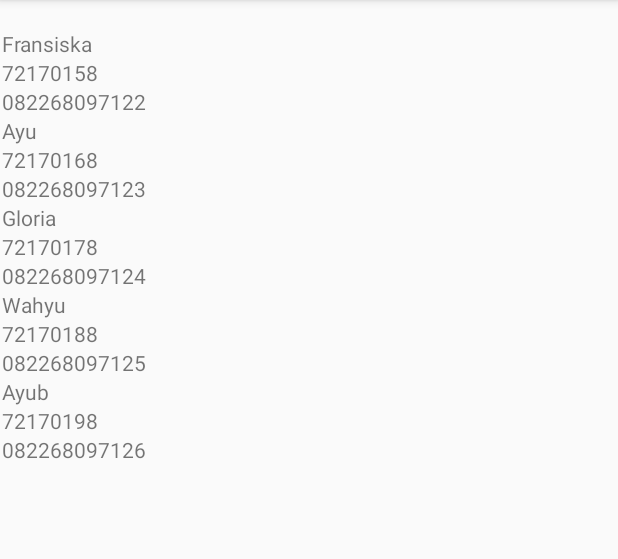
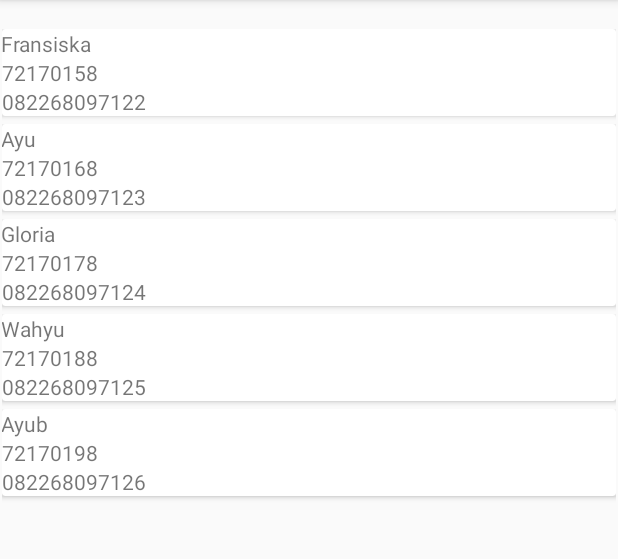
Before and after one commit to fransiska28/Progmobb2020, an Android app: the RecyclerActivity screen opened directly, with no data from a screen before it, on a phone screen of 412 x 824 dp, the part 84-643 px from its top. Run offline under Robolectric (Android 15) with nearby library versions, the phone set to English and light mode, and no system bars.

Commit message:
Tugas3_cardView

```diff
--- a/app/build.gradle
+++ b/app/build.gradle
@@ -28,4 +28,5 @@ dependencies {
     androidTestImplementation 'androidx.test:runner:1.3.0'
     androidTestImplementation 'androidx.test.espresso:espresso-core:3.3.0'
     implementation "androidx.recyclerview:recyclerview:1.1.0"
+    implementation "androidx.cardview:cardview:1.0.0"
 }
--- a/app/src/main/java/com/e/trackeractivity/Adapter/MahasiswaRecyclerAdapter.java
+++ b/app/src/main/java/com/e/trackeractivity/Adapter/MahasiswaRecyclerAdapter.java
@@ -36,7 +36,7 @@ public class MahasiswaRecyclerAdapter extends RecyclerView.Adapter<MahasiswaRecy
     @NonNull
     @Override
     public ViewHolder onCreateViewHolder(@NonNull ViewGroup parent, int viewType) {
-        View v = LayoutInflater.from(context).inflate(R.layout.litem_list_recycler,parent,false);
+        View v = LayoutInflater.from(context).inflate(R.layout.item_list_cardview,parent,false);
         return new ViewHolder(v);
     }
 
--- /dev/null
+++ b/app/src/main/res/layout/item_list_cardview.xml
@@ -0,0 +1,48 @@
+<?xml version="1.0" encoding="utf-8"?>
+<LinearLayout xmlns:android="http://schemas.android.com/apk/res/android"
+    xmlns:app="http://schemas.android.com/apk/res-auto"
+    android:layout_width="match_parent"
+    android:layout_height="wrap_content"
+    android:orientation="vertical">
+
+    <androidx.cardview.widget.CardView
+        android:id="@+id/cvMahasiswa"
+        android:layout_width="match_parent"
+        android:layout_height="match_parent"
+        android:layout_marginBottom="5dp">
+
+        <androidx.constraintlayout.widget.ConstraintLayout
+            android:layout_width="match_parent"
+            android:layout_height="match_parent"
+            android:layout_weight="1">
+
+            <TextView
+                android:id="@+id/tvNoTelp"
+                android:layout_width="match_parent"
+                android:layout_height="wrap_content"
+                android:layout_weight="1"
+                android:text="TextView"
+                app:layout_constraintTop_toBottomOf="@+id/tvNim" />
+
+            <TextView
+                android:id="@+id/tvNim"
+                android:layout_width="match_parent"
+                android:layout_height="wrap_content"
+                android:layout_weight="1"
+                android:text="TextView"
+                app:layout_constraintTop_toBottomOf="@+id/tvNama" />
+
+            <TextView
+                android:id="@+id/tvNama"
+                android:layout_width="412dp"
+                android:layout_height="wrap_content"
+                android:layout_weight="1"
+                android:text="TextView"
+                app:layout_constraintEnd_toEndOf="parent"
+                app:layout_constraintStart_toStartOf="parent"
+                app:layout_constraintTop_toTopOf="parent" />
+        </androidx.constraintlayout.widget.ConstraintLayout>
+    </androidx.cardview.widget.CardView>
+
+    />
+</LinearLayout>
--- a/app/src/main/res/layout/litem_list_recycler.xml
+++ b/app/src/main/res/layout/litem_list_recycler.xml
@@ -33,6 +33,7 @@
             android:layout_height="wrap_content"
             android:layout_weight="1"
             android:text="TextView"
+            app:layout_constraintEnd_toEndOf="parent"
             app:layout_constraintStart_toStartOf="parent"
             app:layout_constraintTop_toTopOf="parent" />
     </androidx.constraintlayout.widget.ConstraintLayout>
```
Also changed, not shown: app/src/main/res/layout/cardview_test_activity.xml (added, +48 -0 lines).
